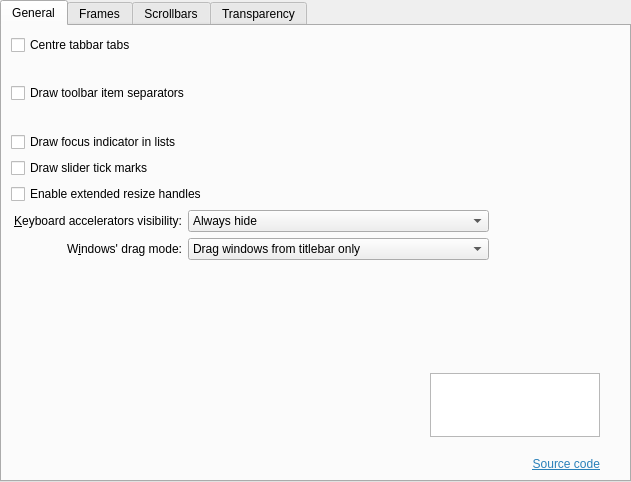
Qt form kstyle/config/ui/breezestyleconfig.ui (paulmcauley/klassy) before a commit.
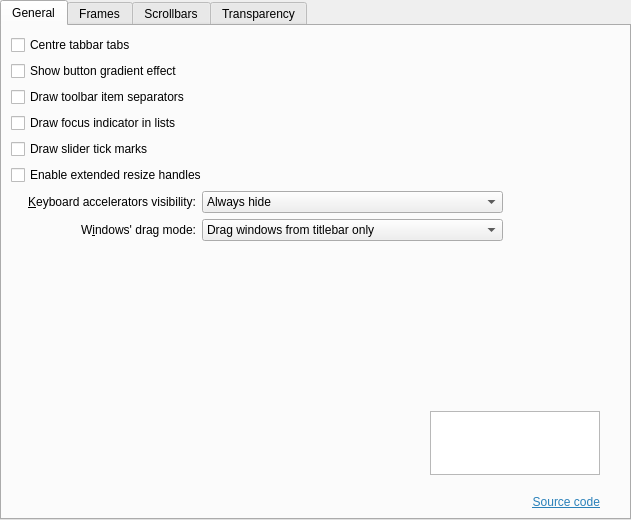
The same form after that commit. Icons and pictures are not drawn.

Commit message:
add option to disable/enable the button gradient effect
Gradients are now deleted in Breeze at https://invent.kde.org/plasma/breeze/-/merge_requests/220
(but make them configurable here)

```diff
--- a/kstyle/config/ui/breezestyleconfig.ui
+++ b/kstyle/config/ui/breezestyleconfig.ui
@@ -7,7 +7,7 @@
     <x>0</x>
     <y>0</y>
     <width>631</width>
-    <height>482</height>
+    <height>520</height>
    </rect>
   </property>
   <property name="sizePolicy">
@@ -39,144 +39,7 @@
        <string>General</string>
       </attribute>
       <layout class="QGridLayout" name="gridLayout">
-       <item row="0" column="0" colspan="2">
-        <widget class="QCheckBox" name="_tabBarDrawCenteredTabs">
-         <property name="text">
-          <string>Centre tabbar tabs</string>
-         </property>
-        </widget>
-       </item>
-       <item row="7" column="0" colspan="2">
-        <widget class="QLabel" name="_mnemonicsLabel">
-         <property name="text">
-          <string>&amp;Keyboard accelerators visibility:</string>
-         </property>
-         <property name="alignment">
-          <set>Qt::AlignmentFlag::AlignRight|Qt::AlignmentFlag::AlignTrailing|Qt::AlignmentFlag::AlignVCenter</set>
-         </property>
-         <property name="buddy">
-          <cstring>_mnemonicsMode</cstring>
-         </property>
-        </widget>
-       </item>
-       <item row="9" column="0" rowspan="3" colspan="3">
-        <spacer name="verticalSpacer">
-         <property name="orientation">
-          <enum>Qt::Orientation::Vertical</enum>
-         </property>
-         <property name="sizeHint" stdset="0">
-          <size>
-           <width>20</width>
-           <height>60</height>
-          </size>
-         </property>
-        </spacer>
-       </item>
-       <item row="7" column="2" colspan="3">
-        <widget class="QComboBox" name="_mnemonicsMode">
-         <item>
-          <property name="text">
-           <string>Always hide</string>
-          </property>
-         </item>
-         <item>
-          <property name="text">
-           <string>Show when Alt key is pressed</string>
-          </property>
-         </item>
-         <item>
-          <property name="text">
-           <string>Always show</string>
-          </property>
-         </item>
-        </widget>
-       </item>
-       <item row="7" column="5">
-        <spacer name="horizontalSpacer_2">
-         <property name="orientation">
-          <enum>Qt::Orientation::Horizontal</enum>
-         </property>
-         <property name="sizeHint" stdset="0">
-          <size>
-           <width>100</width>
-           <height>20</height>
-          </size>
-         </property>
-        </spacer>
-       </item>
-       <item row="8" column="2" colspan="3">
-        <widget class="QComboBox" name="_windowDragMode">
-         <property name="sizePolicy">
-          <sizepolicy hsizetype="Preferred" vsizetype="Fixed">
-           <horstretch>0</horstretch>
-           <verstretch>0</verstretch>
-          </sizepolicy>
-         </property>
-         <item>
-          <property name="text">
-           <string>Drag windows from titlebar only</string>
-          </property>
-         </item>
-         <item>
-          <property name="text">
-           <string>Drag windows from titlebar, menubar and toolbars</string>
-          </property>
-         </item>
-         <item>
-          <property name="text">
-           <string>Drag windows from all empty areas</string>
-          </property>
-         </item>
-        </widget>
-       </item>
-       <item row="8" column="0" colspan="2">
-        <widget class="QLabel" name="_windowDragLabel">
-         <property name="sizePolicy">
-          <sizepolicy hsizetype="Preferred" vsizetype="Preferred">
-           <horstretch>0</horstretch>
-           <verstretch>0</verstretch>
-          </sizepolicy>
-         </property>
-         <property name="text">
-          <string>W&amp;indows' drag mode:</string>
-         </property>
-         <property name="alignment">
-          <set>Qt::AlignmentFlag::AlignRight|Qt::AlignmentFlag::AlignTrailing|Qt::AlignmentFlag::AlignVCenter</set>
-         </property>
-         <property name="buddy">
-          <cstring>_windowDragMode</cstring>
-         </property>
-        </widget>
-       </item>
-       <item row="6" column="0" colspan="3">
-        <widget class="QCheckBox" name="_splitterProxyEnabled">
-         <property name="text">
-          <string>Enable extended resize handles</string>
-         </property>
-        </widget>
-       </item>
-       <item row="3" column="0" colspan="2">
-        <widget class="QCheckBox" name="_viewDrawFocusIndicator">
-         <property name="text">
-          <string>Draw focus indicator in lists</string>
-         </property>
-        </widget>
-       </item>
-       <item row="5" column="0" colspan="2">
-        <widget class="QCheckBox" name="_sliderDrawTickMarks">
-         <property name="text">
-          <string>Draw slider tick marks</string>
-         </property>
-        </widget>
-       </item>
-       <item row="1" column="0" rowspan="2" colspan="3">
-        <widget class="QCheckBox" name="_toolBarDrawItemSeparator">
-         <property name="text">
-          <string>Draw toolbar item separators</string>
-         </property>
-        </widget>
-       </item>
-       <item row="13" column="0" colspan="6">
+       <item row="25" column="0" colspan="6">
         <layout class="QGridLayout" name="gridLayout_4">
          <item row="1" column="2">
           <spacer name="horizontalSpacer_7">
@@ -282,6 +145,150 @@
          </item>
         </layout>
        </item>
+       <item row="0" column="0" colspan="2">
+        <widget class="QCheckBox" name="_tabBarDrawCenteredTabs">
+         <property name="text">
+          <string>Centre tabbar tabs</string>
+         </property>
+        </widget>
+       </item>
+       <item row="20" column="0" colspan="2">
+        <widget class="QLabel" name="_windowDragLabel">
+         <property name="sizePolicy">
+          <sizepolicy hsizetype="Preferred" vsizetype="Preferred">
+           <horstretch>0</horstretch>
+           <verstretch>0</verstretch>
+          </sizepolicy>
+         </property>
+         <property name="text">
+          <string>W&amp;indows' drag mode:</string>
+         </property>
+         <property name="alignment">
+          <set>Qt::AlignmentFlag::AlignRight|Qt::AlignmentFlag::AlignTrailing|Qt::AlignmentFlag::AlignVCenter</set>
+         </property>
+         <property name="buddy">
+          <cstring>_windowDragMode</cstring>
+         </property>
+        </widget>
+       </item>
+       <item row="19" column="2" colspan="3">
+        <widget class="QComboBox" name="_mnemonicsMode">
+         <item>
+          <property name="text">
+           <string>Always hide</string>
+          </property>
+         </item>
+         <item>
+          <property name="text">
+           <string>Show when Alt key is pressed</string>
+          </property>
+         </item>
+         <item>
+          <property name="text">
+           <string>Always show</string>
+          </property>
+         </item>
+        </widget>
+       </item>
+       <item row="21" column="0" rowspan="3" colspan="3">
+        <spacer name="verticalSpacer">
+         <property name="orientation">
+          <enum>Qt::Orientation::Vertical</enum>
+         </property>
+         <property name="sizeHint" stdset="0">
+          <size>
+           <width>20</width>
+           <height>60</height>
+          </size>
+         </property>
+        </spacer>
+       </item>
+       <item row="10" column="0">
+        <widget class="QCheckBox" name="_buttonGradient">
+         <property name="text">
+          <string>Show button gradient effect</string>
+         </property>
+        </widget>
+       </item>
+       <item row="17" column="0" colspan="2">
+        <widget class="QCheckBox" name="_sliderDrawTickMarks">
+         <property name="text">
+          <string>Draw slider tick marks</string>
+         </property>
+        </widget>
+       </item>
+       <item row="19" column="0" colspan="2">
+        <widget class="QLabel" name="_mnemonicsLabel">
+         <property name="text">
+          <string>&amp;Keyboard accelerators visibility:</string>
+         </property>
+         <property name="alignment">
+          <set>Qt::AlignmentFlag::AlignRight|Qt::AlignmentFlag::AlignTrailing|Qt::AlignmentFlag::AlignVCenter</set>
+         </property>
+         <property name="buddy">
+          <cstring>_mnemonicsMode</cstring>
+         </property>
+        </widget>
+       </item>
+       <item row="15" column="0" colspan="2">
+        <widget class="QCheckBox" name="_viewDrawFocusIndicator">
+         <property name="text">
+          <string>Draw focus indicator in lists</string>
+         </property>
+        </widget>
+       </item>
+       <item row="20" column="2" colspan="3">
+        <widget class="QComboBox" name="_windowDragMode">
+         <property name="sizePolicy">
+          <sizepolicy hsizetype="Preferred" vsizetype="Fixed">
+           <horstretch>0</horstretch>
+           <verstretch>0</verstretch>
+          </sizepolicy>
+         </property>
+         <item>
+          <property name="text">
+           <string>Drag windows from titlebar only</string>
+          </property>
+         </item>
+         <item>
+          <property name="text">
+           <string>Drag windows from titlebar, menubar and toolbars</string>
+          </property>
+         </item>
+         <item>
+          <property name="text">
+           <string>Drag windows from all empty areas</string>
+          </property>
+         </item>
+        </widget>
+       </item>
+       <item row="18" column="0" colspan="3">
+        <widget class="QCheckBox" name="_splitterProxyEnabled">
+         <property name="text">
+          <string>Enable extended resize handles</string>
+         </property>
+        </widget>
+       </item>
+       <item row="19" column="5">
+        <spacer name="horizontalSpacer_2">
+         <property name="orientation">
+          <enum>Qt::Orientation::Horizontal</enum>
+         </property>
+         <property name="sizeHint" stdset="0">
+          <size>
+           <width>100</width>
+           <height>20</height>
+          </size>
+         </property>
+        </spacer>
+       </item>
+       <item row="11" column="0">
+        <widget class="QCheckBox" name="_toolBarDrawItemSeparator">
+         <property name="text">
+          <string>Draw toolbar item separators</string>
+         </property>
+        </widget>
+       </item>
       </layout>
      </widget>
      <widget class="QWidget" name="tab_3">
```
Left out of the diff: 121 changed lines with no effect on the pictures. The commit also changes 3 other files.
